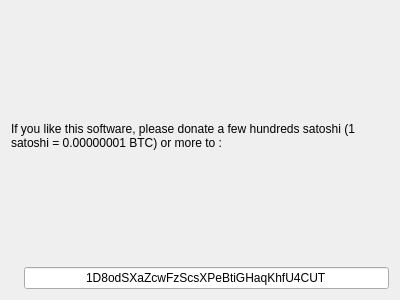
Old version of the form packaging/windows/packages/org.miamplayer.core/meta/copybitcoinaddressform.ui in the repository MBach/Miam-Player.
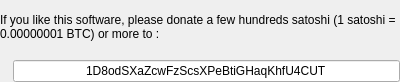
New version of the form. Icons and pictures are not drawn.

Patch:
```diff
--- a/packaging/windows/packages/org.miamplayer.core/meta/copybitcoinaddressform.ui
+++ b/packaging/windows/packages/org.miamplayer.core/meta/copybitcoinaddressform.ui
@@ -7,13 +7,25 @@
     <x>0</x>
     <y>0</y>
     <width>400</width>
-    <height>300</height>
+    <height>82</height>
    </rect>
   </property>
   <property name="windowTitle">
    <string notr="true">Form</string>
   </property>
   <layout class="QVBoxLayout" name="verticalLayout">
+   <property name="leftMargin">
+    <number>0</number>
+   </property>
+   <property name="topMargin">
+    <number>0</number>
+   </property>
+   <property name="rightMargin">
+    <number>0</number>
+   </property>
+   <property name="bottomMargin">
+    <number>0</number>
+   </property>
    <item>
     <widget class="QLabel" name="label">
      <property name="text">
```
